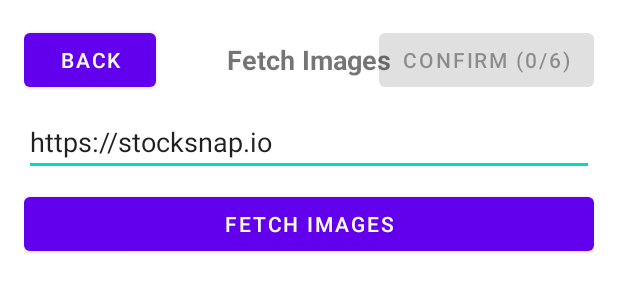
After one commit to qqawer/TheMemoryGame, an Android app: the layout activity_fetch.xml on its own in the app's theme, with its tools: preview values and no code run, on a phone screen of 412 x 824 dp. The commit adds this screen. Shown: the top 300 px of the screen. Run offline under Robolectric (Android 15) with nearby library versions, the phone set to English and light mode, and no system bars.

Commit message:
feature/Fetch

```diff
--- /dev/null
+++ b/app/src/main/java/iss/nus/edu/sg/fragments/courseassignment/thememorygame/ImageItem.kt
@@ -0,0 +1,6 @@
+package iss.nus.edu.sg.fragments.courseassignment.thememorygame
+
+data class ImageItem(
+    val url: String,
+    var isSelected: Boolean = false
+)
--- /dev/null
+++ b/app/src/main/res/layout/activity_fetch.xml
@@ -0,0 +1,91 @@
+<?xml version="1.0" encoding="utf-8"?>
+<LinearLayout xmlns:android="http://schemas.android.com/apk/res/android"
+    xmlns:app="http://schemas.android.com/apk/res-auto"
+    android:layout_width="match_parent"
+    android:layout_height="match_parent"
+    android:orientation="vertical"
+    android:padding="16dp">
+
+    <!-- 顶部导航区域 -->
+    <RelativeLayout
+        android:layout_width="match_parent"
+        android:layout_height="wrap_content"
+        android:layout_marginBottom="8dp">
+
+        <Button
+            android:id="@+id/btnBack"
+            android:layout_width="wrap_content"
+            android:layout_height="wrap_content"
+            android:layout_alignParentStart="true"
+            android:text="Back" />
+
+        <TextView
+            android:layout_width="wrap_content"
+            android:layout_height="wrap_content"
+            android:layout_centerInParent="true"
+            android:text="Fetch Images"
+            android:textSize="18sp"
+            android:textStyle="bold" />
+
+        <Button
+            android:id="@+id/btnConfirmSelection"
+            android:layout_width="wrap_content"
+            android:layout_height="wrap_content"
+            android:layout_alignParentEnd="true"
+            android:text="Confirm (0/6)"
+            android:enabled="false" />
+    </RelativeLayout>
+
+    <!-- URL 输入区域 -->
+    <EditText
+        android:id="@+id/etUrl"
+        android:layout_width="match_parent"
+        android:layout_height="wrap_content"
+        android:hint="Enter URL"
+        android:inputType="textUri"
+        android:text="https://stocksnap.io" />
+
+    <Button
+        android:id="@+id/btnFetch"
+        android:layout_width="match_parent"
+        android:layout_height="wrap_content"
+        android:layout_marginTop="8dp"
+        android:text="Fetch Images" />
+
+    <!-- 进度条 -->
+    <ProgressBar
+        android:id="@+id/progressBar"
+        android:layout_width="match_parent"
+        android:layout_height="wrap_content"
+        android:layout_marginTop="16dp"
+        android:max="20"
+        android:visibility="gone"
+        style="?android:attr/progressBarStyleHorizontal" />
+
+    <TextView
+        android:id="@+id/tvProgress"
+        android:layout_width="wrap_content"
+        android:layout_height="wrap_content"
+        android:layout_marginTop="4dp"
+        android:text="Downloading 0 of 20 images..."
+        android:visibility="gone" />
+
+    <!-- 图片网格 -->
+    <androidx.recyclerview.widget.RecyclerView
+        android:id="@+id/rvImages"
+        android:layout_width="match_parent"
+        android:layout_height="0dp"
+        android:layout_weight="1"
+        android:layout_marginTop="16dp" />
+
+    <!-- 继续按钮 (保持兼容性，但逻辑会合并到 Confirm 键) -->
+    <Button
+        android:id="@+id/btnContinue"
+        android:layout_width="match_parent"
+        android:layout_height="wrap_content"
+        android:layout_marginTop="8dp"
+        android:text="Continue to Game"
+        android:enabled="false"
+        android:visibility="gone" />
+
+</LinearLayout>
```
Also changed, not shown: app/build.gradle.kts (+19 -1 lines), app/src/main/AndroidManifest.xml (+2 -6 lines), app/src/main/java/iss/nus/edu/sg/fragments/courseassignment/thememorygame/FetchActivity.kt (added, +255 -0 lines), app/src/main/java/iss/nus/edu/sg/fragments/courseassignment/thememorygame/ImageAdapter.kt (added, +85 -0 lines), app/src/main/java/iss/nus/edu/sg/fragments/courseassignment/thememorygame/db/AppDatabase.kt (added, +39 -0 lines), app/src/main/java/iss/nus/edu/sg/fragments/courseassignment/thememorygame/model/FetchHistory.kt (added, +12 -0 lines), app/src/main/res/layout/item_image.xml (added, +35 -0 lines), app/src/main/java/iss/nus/edu/sg/fragments/courseassignment/thememorygame/activities/LoginActivity.kt (line endings or trailing spaces).
